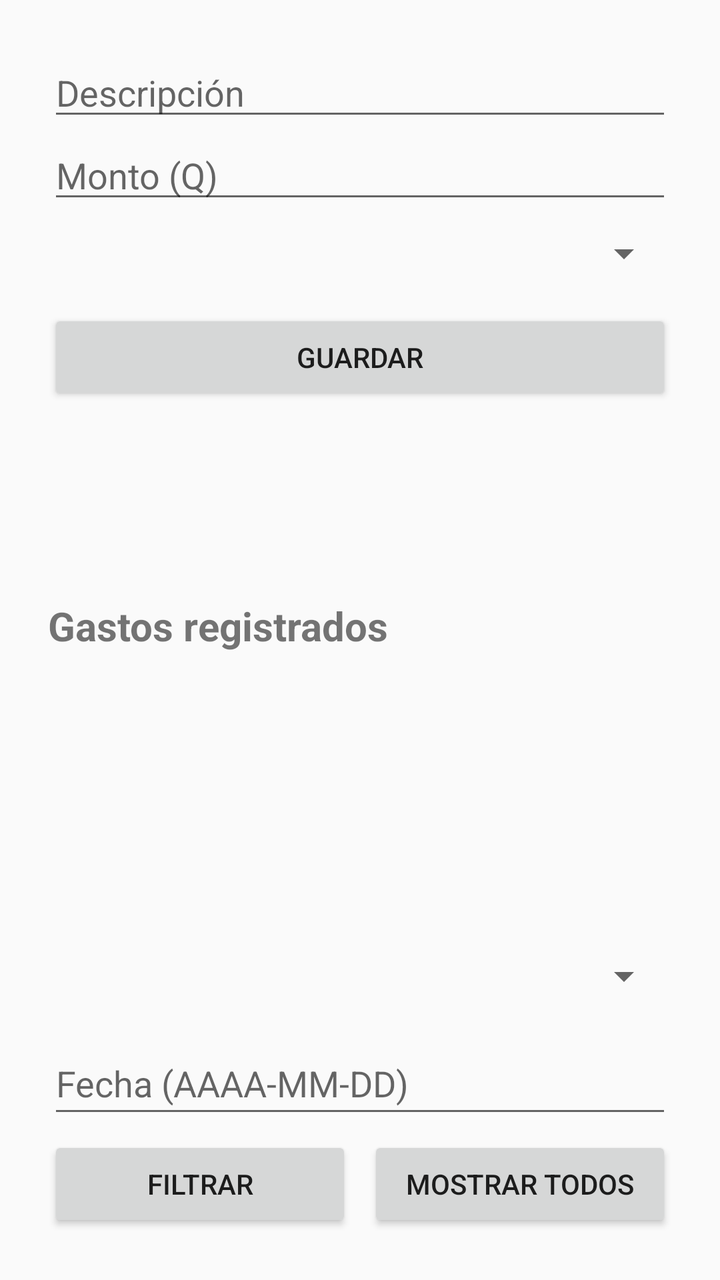
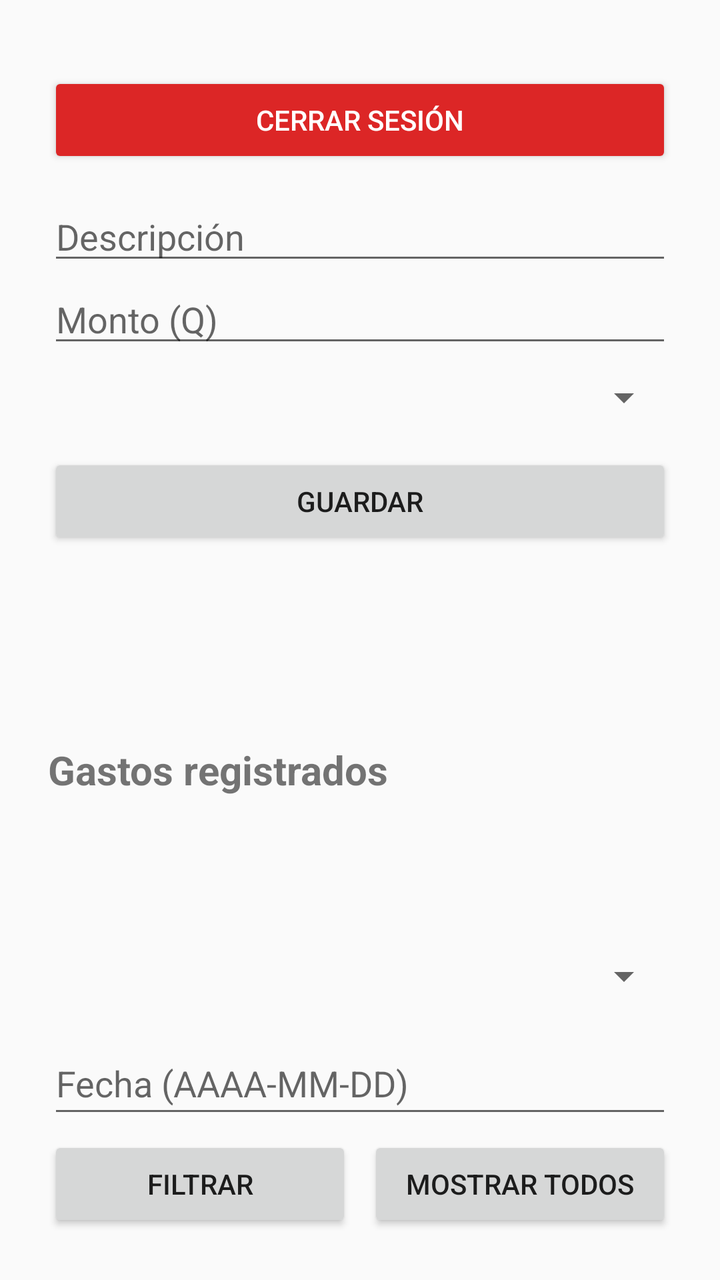

Compare the two renders of this Android layout. The source of the first and the diff that turns it into the second are given below.
<!-- AndroidManifest.xml: activity theme Theme.ControlGastos -->
<!-- res/layout/activity_main.xml -->
<?xml version="1.0" encoding="utf-8"?>
<LinearLayout xmlns:android="http://schemas.android.com/apk/res/android"
    android:id="@+id/main"
    android:layout_width="match_parent"
    android:layout_height="match_parent"
    android:orientation="vertical"
    android:padding="24dp">

    
    <EditText
        android:id="@+id/etDescripcion"
        android:layout_width="match_parent"
        android:layout_height="wrap_content"
        android:hint="Descripción"
        android:inputType="text" />

    
    <EditText
        android:id="@+id/etMonto"
        android:layout_width="match_parent"
        android:layout_height="wrap_content"
        android:hint="Monto (Q)"
        android:inputType="numberDecimal" />

    
    <Spinner
        android:id="@+id/spCategoria"
        android:layout_width="match_parent"
        android:layout_height="wrap_content"
        android:layout_marginTop="8dp" />

    
    <Button
        android:id="@+id/btnGuardar"
        android:layout_width="match_parent"
        android:layout_height="wrap_content"
        android:layout_marginTop="16dp"
        android:text="Guardar" />

    
    <TextView
        android:id="@+id/tvResumen"
        android:layout_width="match_parent"
        android:layout_height="wrap_content"
        android:layout_marginTop="16dp"
        android:textSize="18sp" />

    
    <TextView
        android:id="@+id/tvHolaMundo"
        android:layout_width="match_parent"
        android:layout_height="wrap_content"
        android:layout_marginTop="16dp"
        android:textSize="18sp" />

    
    <TextView
        android:layout_width="match_parent"
        android:layout_height="wrap_content"
        android:layout_marginTop="16dp"
        android:text="Gastos registrados"
        android:textSize="20sp"
        android:textStyle="bold" />

    
    <androidx.recyclerview.widget.RecyclerView
        android:id="@+id/rvGastos"
        android:layout_width="match_parent"
        android:layout_height="0dp"
        android:layout_weight="1"
        android:layout_marginTop="8dp" />

    
    <Spinner
        android:id="@+id/spFiltroCategoria"
        android:layout_width="match_parent"
        android:layout_height="wrap_content"
        android:minHeight="48dp"
        android:contentDescription="Filtrar gastos por categoría" />

    
    <EditText
        android:id="@+id/etFiltroFecha"
        android:layout_width="match_parent"
        android:layout_height="wrap_content"
        android:layout_marginTop="4dp"
        android:minHeight="48dp"
        android:hint="Fecha (AAAA-MM-DD)"
        android:inputType="date"
        android:singleLine="true" />

    
    <LinearLayout
        android:layout_width="match_parent"
        android:layout_height="wrap_content"
        android:orientation="horizontal"
        android:layout_marginTop="4dp">

        
        <Button
            android:id="@+id/btnFiltrar"
            android:layout_width="0dp"
            android:layout_height="wrap_content"
            android:layout_weight="1"
            android:text="Filtrar"
            android:layout_marginEnd="8dp" />

        
        <Button
            android:id="@+id/btnMostrarTodos"
            android:layout_width="0dp"
            android:layout_height="wrap_content"
            android:layout_weight="1"
            android:text="Mostrar todos" />

    </LinearLayout>


</LinearLayout>
<!-- resources referenced by this layout -->
<resources>
  <style name="Theme.ControlGastos" parent="Theme.AppCompat.DayNight.NoActionBar" />
</resources>

<!-- the commit's change to res/layout/activity_main.xml (unified diff, before → after) -->
@@ -5,6 +5,17 @@
     android:layout_height="match_parent"
     android:orientation="vertical"
     android:padding="24dp">
+
+    
+    <Button
+        android:id="@+id/btnCerrarSesion"
+        android:layout_width="match_parent"
+        android:layout_height="wrap_content"
+        android:text="CERRAR SESIÓN"
+        android:textColor="#FFFFFF"
+        android:backgroundTint="#DC2626"
+        android:layout_marginTop="12dp"
+        android:layout_marginBottom="12dp" />
 
     
     <EditText
